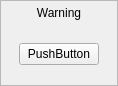
Old version of the form core/base/gui/basic_elements/WarningInformation.ui in the repository dboun/MultiPatientImageProcessing.
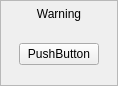
New version of the form. Custom widgets are drawn as their Qt base class.

```diff
--- a/core/base/gui/basic_elements/WarningInformation.ui
+++ b/core/base/gui/basic_elements/WarningInformation.ui
@@ -60,13 +60,13 @@
        <number>0</number>
       </property>
       <property name="topMargin">
-       <number>5</number>
+       <number>6</number>
       </property>
       <property name="rightMargin">
        <number>0</number>
       </property>
       <property name="bottomMargin">
-       <number>5</number>
+       <number>6</number>
       </property>
       <item alignment="Qt::AlignTop">
        <widget class="QLabel" name="warningInfoLabel">
```
